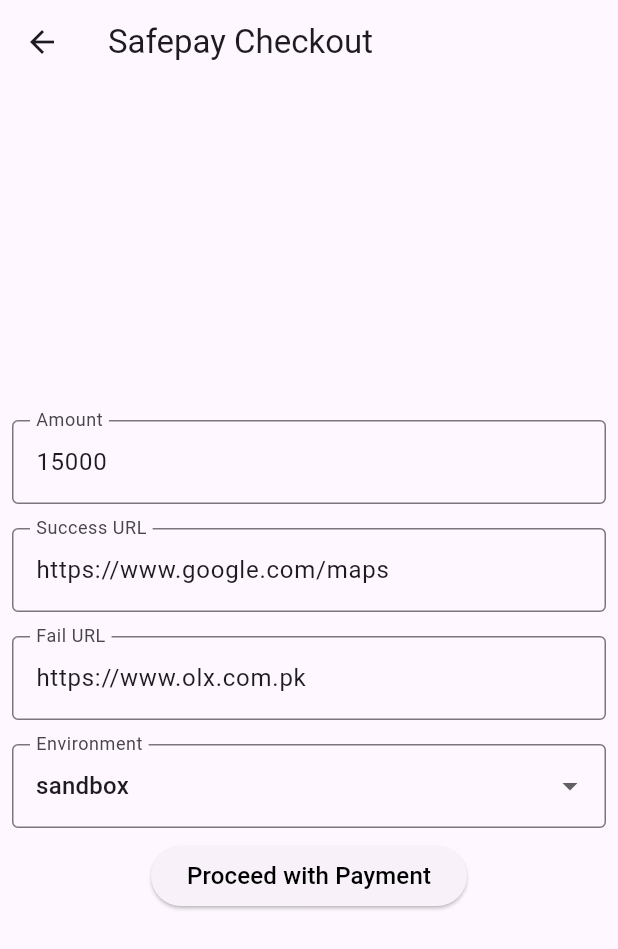
After one commit to Asad-Shafique/safepay-checkout, a Flutter app: the TestScreen screen opened directly, after a tap on "Proceed with Payment", on a phone screen of 412 x 824 dp. The commit adds this screen. Shown: the top 949 px of the screen. Run offline on Flutter 3.47's test engine with Material 3 defaults, Android fonts, the phone set to English and light mode, and no system bars; missing offline and left inert: flutter_inappwebview; network calls fail.

Commit message:
Final changes for safepay_package

```diff
--- a/example/lib/main.dart
+++ b/example/lib/main.dart
@@ -1,4 +1,4 @@
-import 'package:example/checkout.dart';
+import 'package:example/test.dart';
 import 'package:flutter/material.dart';
 
 void main() {
@@ -63,8 +63,7 @@ class _MyHomePageState extends State<MyHomePage> {
                 onPressed: () {
                   Navigator.push(
                     context,
-                    MaterialPageRoute(
-                        builder: (context) => const PaymentScreen()),
+                    MaterialPageRoute(builder: (context) => const TestScreen()),
                   );
                 },
                 child: const Text(
--- /dev/null
+++ b/example/lib/test.dart
@@ -0,0 +1,153 @@
+import 'package:example/checkout.dart';
+import 'package:flutter/material.dart';
+import 'package:safepay_checkout/safepay_payment_gateway.dart';
+
+class TestScreen extends StatefulWidget {
+  const TestScreen({super.key});
+
+  @override
+  // ignore: library_private_types_in_public_api
+  _TestScreenState createState() => _TestScreenState();
+}
+
+class _TestScreenState extends State<TestScreen> {
+  final _formKey = GlobalKey<FormState>();
+
+  final TextEditingController _amountController =
+      TextEditingController(text: "15000");
+  final TextEditingController _successUrlController =
+      TextEditingController(text: "https://www.google.com/maps");
+  final TextEditingController _failUrlController =
+      TextEditingController(text: "https://www.olx.com.pk");
+
+  SafePayEnvironment _selectedEnvironment = SafePayEnvironment.sandbox;
+
+  @override
+  void dispose() {
+    _amountController.dispose();
+    _successUrlController.dispose();
+    _failUrlController.dispose();
+    super.dispose();
+  }
+
+  @override
+  Widget build(BuildContext context) {
+    return Scaffold(
+      appBar: AppBar(
+        title: const Text("Safepay Checkout"),
+      ),
+      body: Form(
+        key: _formKey,
+        child: Column(
+          mainAxisAlignment: MainAxisAlignment.center,
+          children: [
+            // Amount Field
+            Padding(
+              padding: const EdgeInsets.all(8.0),
+              child: TextFormField(
+                controller: _amountController,
+                keyboardType: TextInputType.number,
+                decoration: const InputDecoration(
+                  labelText: "Amount",
+                  border: OutlineInputBorder(),
+                ),
+                validator: (value) {
+                  if (value == null || value.isEmpty) {
+                    return "Please enter the amount";
+                  }
+                  return null;
+                },
+              ),
+            ),
+
+            // Success URL Field
+            Padding(
+              padding: const EdgeInsets.all(8.0),
+              child: TextFormField(
+                controller: _successUrlController,
+                keyboardType: TextInputType.url,
+                decoration: const InputDecoration(
+                  labelText: "Success URL",
+                  border: OutlineInputBorder(),
+                ),
+                validator: (value) {
+                  if (value == null || value.isEmpty) {
+                    return "Please enter the success URL";
+                  }
+                  return null;
+                },
+              ),
+            ),
+
+            // Fail URL Field
+            Padding(
+              padding: const EdgeInsets.all(8.0),
+              child: TextFormField(
+                controller: _failUrlController,
+                keyboardType: TextInputType.url,
+                decoration: const InputDecoration(
+                  labelText: "Fail URL",
+                  border: OutlineInputBorder(),
+                ),
+                validator: (value) {
+                  if (value == null || value.isEmpty) {
+                    return "Please enter the fail URL";
+                  }
+                  return null;
+                },
+              ),
+            ),
+
+            // Environment Dropdown
+            Padding(
+              padding: const EdgeInsets.all(8.0),
+              child: DropdownButtonFormField<SafePayEnvironment>(
+                value: _selectedEnvironment,
+                decoration: const InputDecoration(
+                  labelText: "Environment",
+                  border: OutlineInputBorder(),
+                ),
+                items: SafePayEnvironment.values.map((environment) {
+                  return DropdownMenuItem(
+                    value: environment,
+                    child: Text(environment.toString().split('.').last),
+                  );
+                }).toList(),
+                onChanged: (value) {
+                  setState(() {
+                    _selectedEnvironment = value!;
+                  });
+                },
+              ),
+            ),
+            ElevatedButton(
+                onPressed: () {
+                  Navigator.push(
+                    context,
+                    MaterialPageRoute(
+                      builder: (context) => CheckoutScreen(
+                        amount:
+                            int.tryParse(_amountController.text)?.toDouble() ??
+                                0.0,
+                        publicKey: 'your-publicKey',
+                        secretKey: 'your-secretkey',
+                        currency: 'PKR',
+                        environment: _selectedEnvironment,
+                        orderId: '12345',
+                        successUrl: _successUrlController.text,
+                        failUrl: _failUrlController.text,
+                      ),
+                    ),
+                  );
+                },
+                child: const Text(
+                  'Proceed with Payment',
+                  style: TextStyle(color: Colors.black, fontSize: 16),
+                )),
+            // Safepay Checkout Widget
+          ],
+        ),
+      ),
+    );
+  }
+}
--- a/lib/src/component/checkout.dart
+++ b/lib/src/component/checkout.dart
@@ -9,7 +9,6 @@ import 'dart:convert';
 import 'package:http/http.dart' as http;
 
 class SafepayCheckout extends StatefulWidget {
-  final Widget Function(BuildContext context) checkoutButton;
   final double amount;
   final String publicKey;
   final String secretKey;
@@ -25,7 +24,6 @@ class SafepayCheckout extends StatefulWidget {
   const SafepayCheckout({
     super.key,
     required this.amount,
-    required this.checkoutButton,
     required this.publicKey,
     required this.secretKey,
     required this.currency,
@@ -46,8 +44,16 @@ class SafepayCheckout extends StatefulWidget {
 class _SafepayCheckoutState extends State<SafepayCheckout> {
   //var
   bool isLoading = false;
+  bool showScreen = false;
   String _token = '';
   String _authtoken = '';
+  String checkoutUrl = '';
+
+  @override
+  void initState() {
+    super.initState();
+    handlePaymentProcess();
+  }
 
   // CHECKOUT URL BASES ON ENVIROMENT
   String get baseURL {
@@ -150,13 +156,25 @@ class _SafepayCheckoutState extends State<SafepayCheckout> {
     await fetchToken();
     await generateAuthToken();
     if (_token.isNotEmpty && _authtoken.isNotEmpty) {
-      final checkoutUrl =
+      setState(() {
+        checkoutUrl =
             "${componentUrl}embedded/payment/auth?tracker=$_token&tbt=$_authtoken&order_id=${widget.orderId}&env=${widget.environment.value}&source=mobile&redirect_url=${widget.successUrl}&cancel_url=${widget.failUrl}";
-      Navigator.push(
-        // ignore: use_build_context_synchronously
-        context,
-        MaterialPageRoute(
-          builder: (context) => Scaffold(
+        showScreen = true;
+        isLoading = false;
+      });
+    } else {
+      Navigator.of(context).pop();
+      widget.onAuthenticationError();
+    }
+    setState(() {
+      isLoading = false;
+    });
+  }
+
+  InAppWebViewController? webViewController;
+  @override
+  Widget build(BuildContext context) {
+    return Scaffold(
         appBar: getPlatformType().value == 'hosted'
             ? AppBar(
                 backgroundColor: Colors.transparent,
@@ -169,7 +187,12 @@ class _SafepayCheckoutState extends State<SafepayCheckout> {
                 backgroundColor: Colors.transparent,
                 elevation: 0,
               ),
-              body: InAppWebView(
+        body: isLoading
+            ? Center(
+                child: CircularProgressIndicator(),
+              )
+            : showScreen
+                ? InAppWebView(
                     initialUrlRequest: URLRequest(
                       url: WebUri(checkoutUrl),
                       headers: {secretKey: widget.secretKey},
@@ -188,39 +211,21 @@ class _SafepayCheckoutState extends State<SafepayCheckout> {
                           Navigator.of(context).pop();
                           widget.onPaymentCompleted();
                         });
+                      } else if (areUrlsEqual(url.toString(), widget.failUrl)) {
+                        Navigator.of(context).pop();
+                        widget.onPaymentFailed();
                       } else {
                         //For cancelled payment
                         widget.onPaymentFailed();
                       }
                     },
-              )),
-        ),
-      );
-    } else {
-      widget.onAuthenticationError();
-    }
-    setState(() {
-      isLoading = false;
-    });
+                  )
+                : Container());
   }
 
-  InAppWebViewController? webViewController;
-  @override
-  Widget build(BuildContext context) {
-    return Stack(
-      children: [
-        GestureDetector(
-            onTap: handlePaymentProcess, child: widget.checkoutButton(context)),
-        if (isLoading)
-          Positioned.fill(
-            child: Container(
-              color: Colors.black54,
-              child: const Center(
-                child: CircularProgressIndicator(),
-              ),
-            ),
-          ),
-      ],
-    );
+  bool areUrlsEqual(String url1, String url2) {
+    String normalize(String url) =>
+        url.endsWith('/') ? url.substring(0, url.length - 1) : url;
+    return normalize(url1) == normalize(url2);
   }
 }
```
Also changed, not shown: example/lib/checkout.dart (+38 -136 lines). Lines whose indentation alone changed are shown as unchanged.
